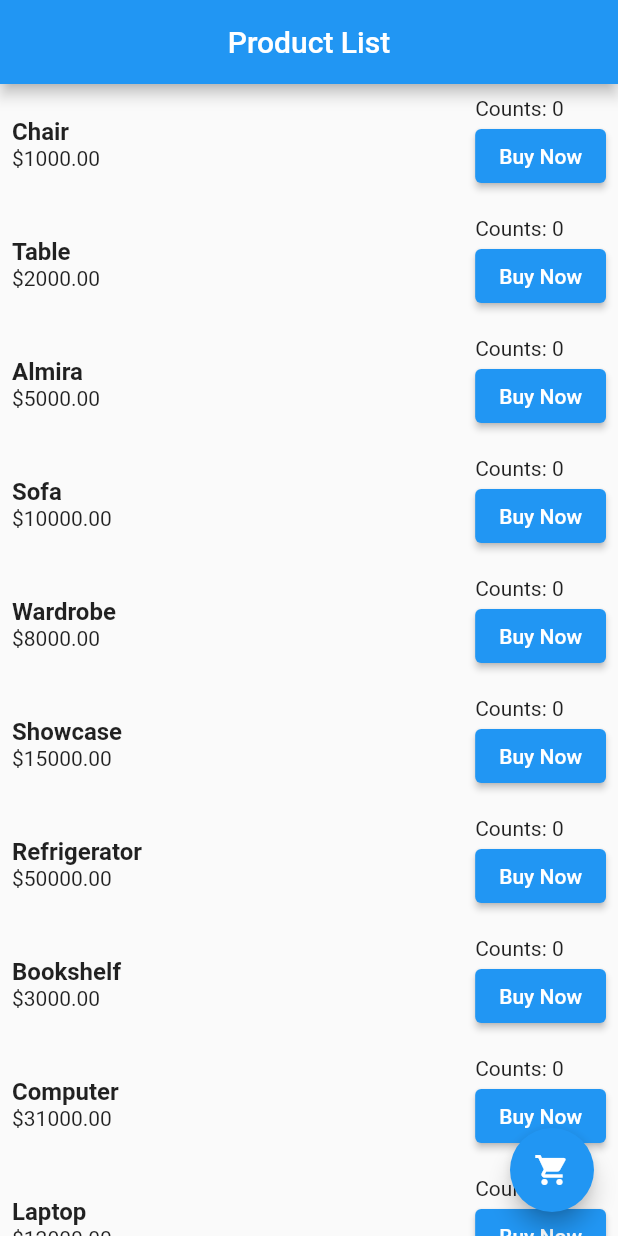
After one commit to masumbillah21/OstadFlutterAssignments, a Flutter app: the screen it shows after launch, on a phone screen of 412 x 824 dp. The commit adds this screen. Run offline on Flutter 3.47's test engine with Material 2 defaults, Android fonts, the phone set to English and light mode, and no system bars.

Commit message:
Assignment 07 Completed

```diff
--- a/lib/main.dart
+++ b/lib/main.dart
@@ -1,5 +1,5 @@
 import 'package:flutter/material.dart';
-import 'package:flutter_projects/product_page.dart';
+import 'package:flutter_projects/product_list.dart';
 
 void main() {
   runApp(const MyApp());
@@ -12,8 +12,9 @@ class MyApp extends StatelessWidget {
   @override
   Widget build(BuildContext context) {
     return MaterialApp(
+      debugShowCheckedModeBanner: false,
       title: 'Assignment 06',
-      home: ProductPage(),
+      home: const ProductList(),
       theme: ThemeData(
           scrollbarTheme: ScrollbarThemeData(
         thumbColor: MaterialStateProperty.all(Colors.blue),
--- /dev/null
+++ b/lib/product_list.dart
@@ -0,0 +1,117 @@
+import 'package:flutter/material.dart';
+import 'package:flutter_projects/cart_page.dart';
+import 'package:flutter_projects/products.dart';
+
+class ProductList extends StatefulWidget {
+  const ProductList({super.key});
+
+  @override
+  State<ProductList> createState() => _ProductListState();
+}
+
+class _ProductListState extends State<ProductList> {
+  final List<Products> _products = [
+    Products(productName: 'Chair', price: 1000.0),
+    Products(productName: 'Table', price: 2000.0),
+    Products(productName: 'Almira', price: 5000.0),
+    Products(productName: 'Sofa', price: 10000.0),
+    Products(productName: 'Wardrobe', price: 8000.0),
+    Products(productName: 'Showcase', price: 15000.0),
+    Products(productName: 'Refrigerator', price: 50000.0),
+    Products(productName: 'Bookshelf', price: 3000.0),
+    Products(productName: 'Computer', price: 31000.0),
+    Products(productName: 'Laptop', price: 12000.0),
+    Products(productName: 'Mobile', price: 11000.0),
+    Products(productName: 'Tablet', price: 3000.0),
+  ];
+
+  Future<void> _showMyDialog(productName, productQyt) async {
+    return showDialog<void>(
+      context: context,
+      barrierDismissible: false, // user must tap button!
+      builder: (BuildContext context) {
+        return AlertDialog(
+          title: const Text('Congratulations!'),
+          content: Text("You've bought $productQyt $productName!"),
+          actions: [
+            TextButton(
+              child: const Text('OK'),
+              onPressed: () {
+                Navigator.of(context).pop();
+              },
+            ),
+          ],
+        );
+      },
+    );
+  }
+
+  @override
+  Widget build(BuildContext context) {
+    return Scaffold(
+      appBar: AppBar(
+        title: const Text('Product List'),
+        centerTitle: true,
+      ),
+      floatingActionButton: FloatingActionButton(
+        onPressed: () {
+          Navigator.push(
+            context,
+            MaterialPageRoute(
+              builder: (context) => CartPage(totalProduct: _products),
+            ),
+          );
+        },
+        tooltip: 'Go to Cart',
+        child: const Icon(Icons.shopping_cart),
+      ),
+      body: Scrollbar(
+        child: ListView.builder(
+          shrinkWrap: true,
+          itemCount: _products.length,
+          itemBuilder: (context, index) {
+            return Padding(
+              padding: const EdgeInsets.all(8.0),
+              child: Row(
+                mainAxisAlignment: MainAxisAlignment.spaceBetween,
+                children: [
+                  Column(
+                    crossAxisAlignment: CrossAxisAlignment.start,
+                    children: [
+                      Text(
+                        _products[index].productName,
+                        style: const TextStyle(
+                          fontSize: 16,
+                          fontWeight: FontWeight.bold,
+                        ),
+                      ),
+                      Text("\$${_products[index].price.toStringAsFixed(2)}"),
+                    ],
+                  ),
+                  Column(
+                    crossAxisAlignment: CrossAxisAlignment.start,
+                    children: [
+                      Text("Counts: ${_products[index].qyt}"),
+                      ElevatedButton(
+                        onPressed: () {
+                          setState(() {
+                            _products[index].qyt++;
+                          });
+                          if (_products[index].qyt == 5) {
+                            _showMyDialog(_products[index].productName,
+                                _products[index].qyt);
+                          }
+                        },
+                        child: const Text("Buy Now"),
+                      )
+                    ],
+                  ),
+                ],
+              ),
+            );
+          },
+        ),
+      ),
+    );
+  }
+}
```
Also changed, not shown: lib/product_page.dart (deleted, +0 -125 lines).
